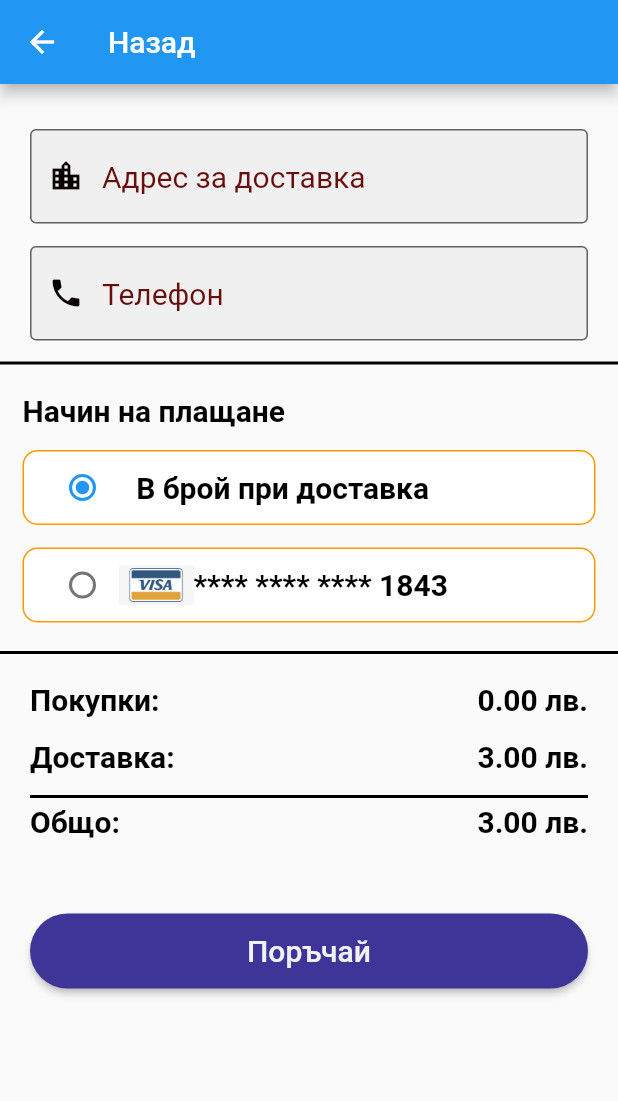
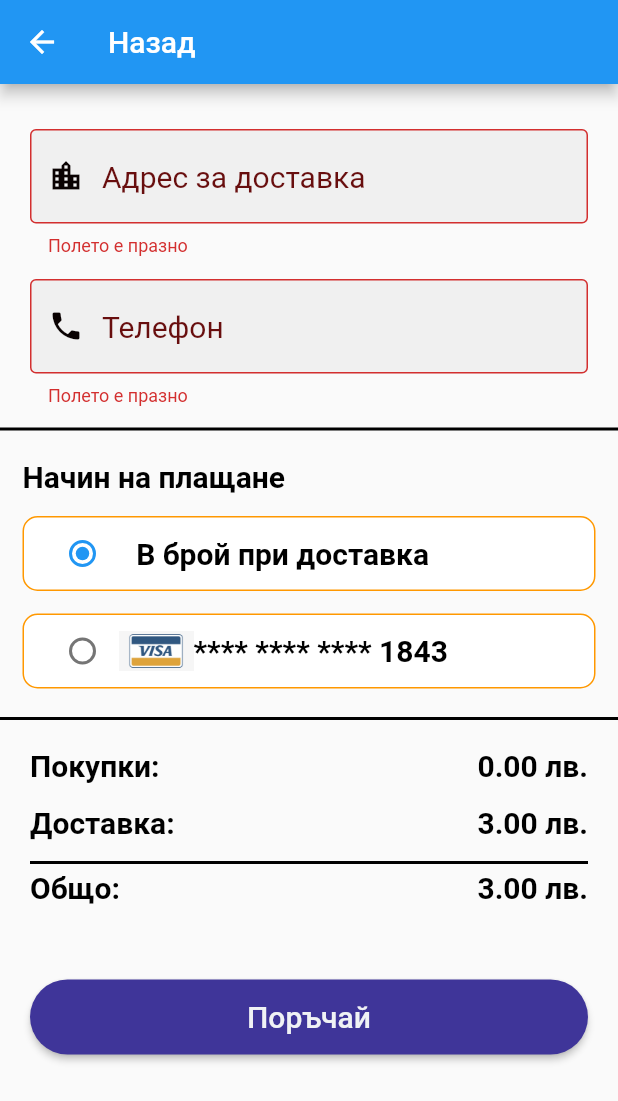
Before and after one commit to ivaylotopov/restaurant, a Flutter app: the PayMethodScreen screen opened directly, after a tap on "Поръчай", on a phone screen of 412 x 824 dp. Shown: the top 1101 px of the screen. Run offline on Flutter 3.47's test engine with Material 2 defaults, Android fonts, the phone set to English and light mode, and no system bars; our stand-ins replace cloud_firestore, firebase_auth, firebase_core; missing offline and left inert: dart:ffi; accounts and stored records are empty.

Commit message:
Initial commit

```diff
--- a/lib/screen/paymethod_screen.dart
+++ b/lib/screen/paymethod_screen.dart
@@ -24,6 +24,7 @@ TextEditingController phoneNumber = TextEditingController();
 
 class _PayMethodScreenState extends State<PayMethodScreen> {
   final key = GlobalKey<FormState>();
+
   int _value = 1;
   @override
   Widget build(BuildContext context) {
@@ -58,6 +59,7 @@ class _PayMethodScreenState extends State<PayMethodScreen> {
               Padding(
                 padding: const EdgeInsets.symmetric(horizontal: 20),
                 child: Form(
+                  key: key,
                   child: Column(
                     children: [
                       addressForm(context),
@@ -259,9 +261,12 @@ class _PayMethodScreenState extends State<PayMethodScreen> {
                   SizedBox(
                     height: 50,
                     width: double.infinity,
-                    child: HomeScreen().button(
-                        name: "Поръчай",
-                        function: () {
+                    child: RaisedButton(
+                      color: const Color.fromARGB(255, 63, 53, 153),
+                      shape: RoundedRectangleBorder(
+                          borderRadius: BorderRadius.circular(25)),
+                      onPressed: () async {
+                        if (key.currentState?.validate() == true) {
                           if (controller.cartCollection.isNotEmpty) {
                             Map<String, int> map = Map<String, int>();
                             for (var i = 0;
@@ -327,11 +332,16 @@ class _PayMethodScreenState extends State<PayMethodScreen> {
                                     ),
                                   );
                                 });
-                          } else {
-                            return "Вашата количка е празна";
                           }
-                        }),
-                  ),
+                        }
+                      },
+                      child: Text("Поръчай",
+                          style: TextStyle(
+                            fontSize: 20,
+                            color: const Color.fromARGB(255, 240, 242, 245),
+                          )),
+                    ),
+                  )
                 ]),
               ),
             ],
```
